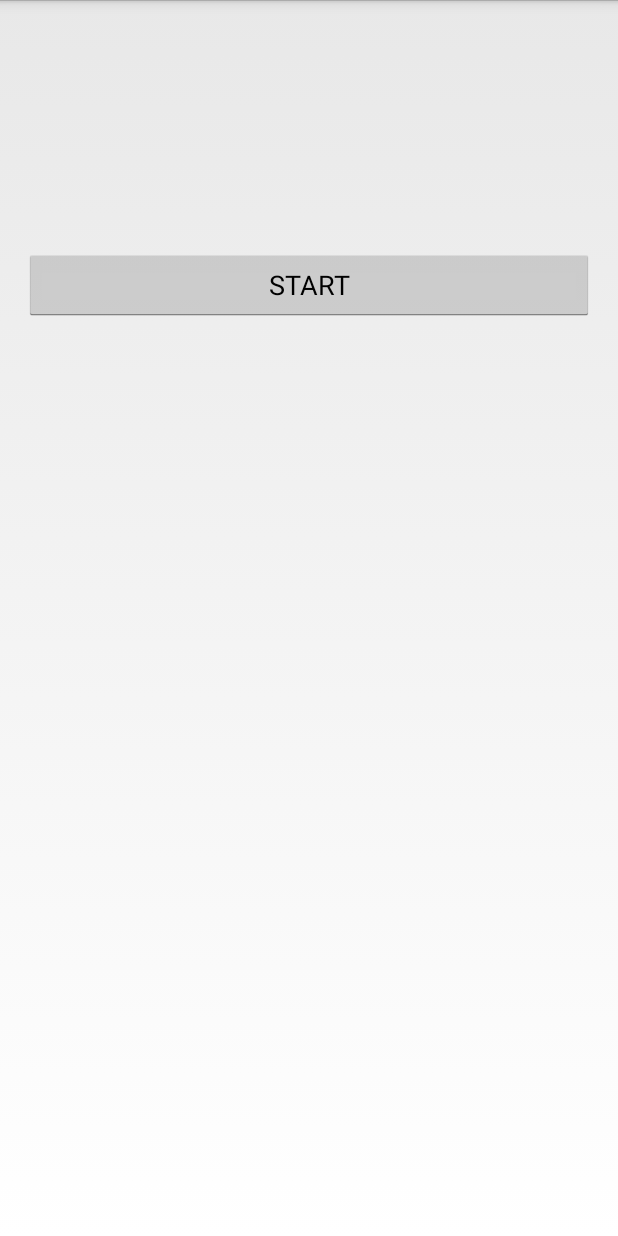
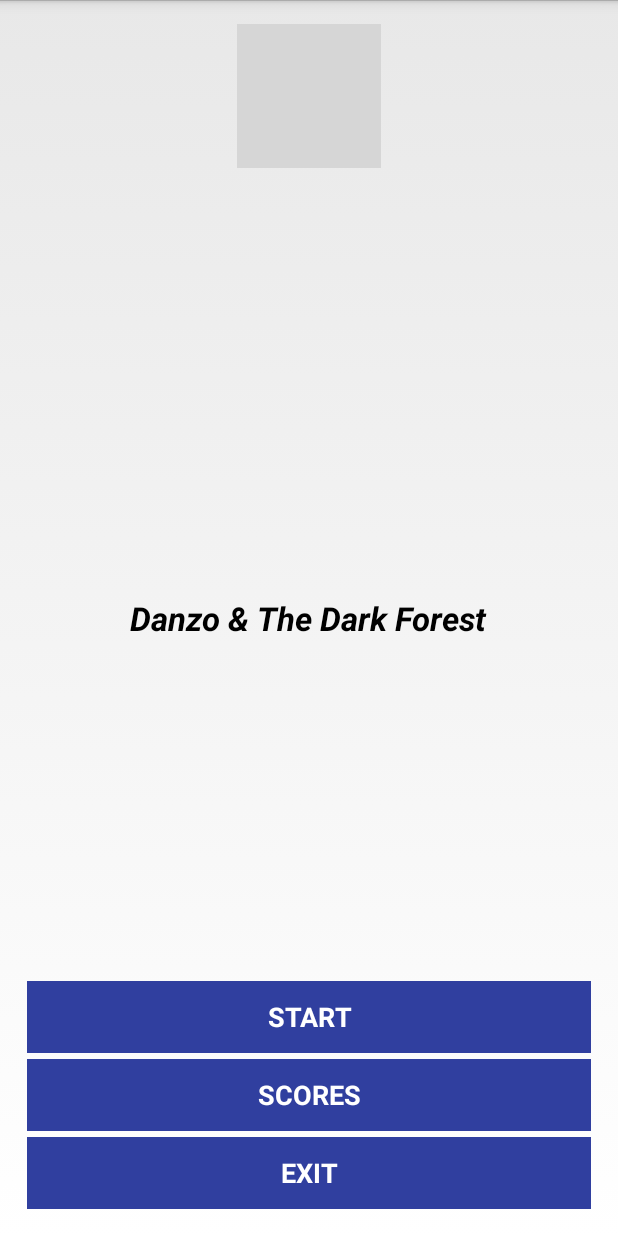
Before and after one commit to onowrouzi/SideScroller, an Android app: the screen it shows after launch (MainActivity), on a phone screen of 412 x 824 dp. Run offline under Robolectric (Android 15) with nearby library versions, the phone set to English and light mode, and no system bars; grey boxes are pictures that could not be loaded.

Commit message:
Added styling to initial menu

```diff
--- a/app/build.gradle
+++ b/app/build.gradle
@@ -6,7 +6,7 @@ android {
 
     defaultConfig {
         applicationId "io.github.onowrouzi.sidescroller"
-        minSdkVersion 15
+        minSdkVersion 16
         targetSdkVersion 24
         versionCode 1
         versionName "1.0"
--- a/app/src/main/java/io/github/onowrouzi/sidescroller/MainActivity.java
+++ b/app/src/main/java/io/github/onowrouzi/sidescroller/MainActivity.java
@@ -1,7 +1,9 @@
 package io.github.onowrouzi.sidescroller;
 
+import android.annotation.TargetApi;
 import android.app.Activity;
 import android.content.Intent;
+import android.os.Build;
 import android.os.Bundle;
 import android.view.View;
 import android.view.Window;
@@ -10,7 +12,7 @@ import android.widget.Button;
 
 public class MainActivity extends Activity {
 
-    Button btnStart;
+    Button btnStart, btnExit;
 
     @Override
     protected void onCreate(Bundle savedInstanceState) {
@@ -20,6 +22,7 @@ public class MainActivity extends Activity {
         setContentView(R.layout.activity_main);
 
         btnStart = (Button) findViewById(R.id.btn_start);
+        btnExit = (Button) findViewById(R.id.btn_exit);
 
         btnStart.setOnClickListener(new View.OnClickListener() {
             @Override
@@ -28,5 +31,15 @@ public class MainActivity extends Activity {
                 startActivity(i);
             }
         });
+
+        btnExit.setOnClickListener(new View.OnClickListener() {
+            @TargetApi(Build.VERSION_CODES.JELLY_BEAN)
+            @Override
+            public void onClick(View v) {
+                finishAffinity();
+                int pid = android.os.Process.myPid();
+                android.os.Process.killProcess(pid);
+            }
+        });
     }
 }
--- a/app/src/main/java/io/github/onowrouzi/sidescroller/model/ui/HealthBars.java
+++ b/app/src/main/java/io/github/onowrouzi/sidescroller/model/ui/HealthBars.java
@@ -30,9 +30,8 @@ public class HealthBars extends GameFigure implements Observer {
         paint.setColor(Color.RED);
         paint.setTextSize(20);
         paint.setTypeface(Typeface.create(Typeface.DEFAULT, Typeface.BOLD));
-        c.drawText("HEALTH: ", x, y, paint);
         for (int i = 0; i < health; i++){
-            c.drawBitmap(heart, (int)x+i*50+70,0, null);
+            c.drawBitmap(heart, (int)x+i*width/2+width,0, null);
         }
     }
 
--- a/app/src/main/res/layout/activity_main.xml
+++ b/app/src/main/res/layout/activity_main.xml
@@ -12,7 +12,57 @@
     <Button
         android:layout_width="match_parent"
         android:layout_height="wrap_content"
-        android:layout_marginTop="150dp"
         android:text="START"
-        android:id="@+id/btn_start" />
+        android:id="@+id/btn_start"
+        android:layout_above="@+id/btn_scores"
+        android:layout_alignParentLeft="true"
+        android:layout_alignParentStart="true"
+        android:background="@color/colorPrimaryDark"
+        android:textColor="@android:color/white"
+        android:textStyle="bold"
+        android:layout_margin="2dp" />
+
+    <Button
+        android:layout_width="match_parent"
+        android:layout_height="wrap_content"
+        android:text="EXIT"
+        android:id="@+id/btn_exit"
+        android:layout_alignParentBottom="true"
+        android:layout_alignParentLeft="true"
+        android:layout_alignParentStart="true"
+        android:background="@color/colorPrimaryDark"
+        android:textColor="@android:color/white"
+        android:textStyle="bold"
+        android:layout_margin="2dp" />
+
+    <Button
+        android:layout_width="match_parent"
+        android:layout_height="wrap_content"
+        android:text="SCORES"
+        android:id="@+id/btn_scores"
+        android:layout_above="@+id/btn_exit"
+        android:layout_alignParentLeft="true"
+        android:layout_alignParentStart="true"
+        android:background="@color/colorPrimaryDark"
+        android:textColor="@android:color/white"
+        android:textStyle="bold"
+        android:layout_margin="2dp" />
+
+    <ImageView
+        android:layout_width="wrap_content"
+        android:layout_height="wrap_content"
+        android:id="@+id/image_logo"
+        android:layout_alignParentTop="true"
+        android:layout_centerHorizontal="true"
+        android:src="@drawable/logo" />
+
+    <TextView
+        android:layout_width="wrap_content"
+        android:layout_height="wrap_content"
+        android:textAppearance="?android:attr/textAppearanceLarge"
+        android:text="Danzo &amp; The Dark Forest"
+        android:id="@+id/txt_logo"
+        android:layout_centerVertical="true"
+        android:layout_centerHorizontal="true"
+        android:textStyle="bold|italic" />
 </RelativeLayout>
--- a/app/src/main/res/values/colors.xml
+++ b/app/src/main/res/values/colors.xml
@@ -1,6 +1,6 @@
 <?xml version="1.0" encoding="utf-8"?>
 <resources>
     <color name="colorPrimary">#3F51B5</color>
-    <color name="colorPrimaryDark">#303F9F</color>
+    <color name="colorPrimaryDark">#303f9f</color>
     <color name="colorAccent">#FF4081</color>
 </resources>
```
Also changed, not shown: app/src/main/java/io/github/onowrouzi/sidescroller/GameActivity.java (+13 -13 lines), app/src/main/java/io/github/onowrouzi/sidescroller/model/GameData.java (+13 -13 lines), app/src/main/java/io/github/onowrouzi/sidescroller/view/GamePanel.java (+10 -10 lines).
